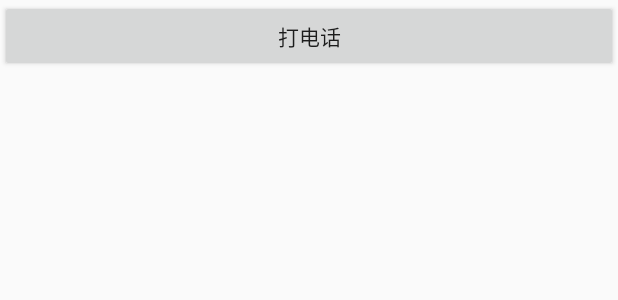
After one commit to HeroLBJ/Include_Android, an Android app: the layout activity_runtime_permission.xml on its own in the app's theme, with its tools: preview values and no code run, on a phone screen of 412 x 824 dp. The commit adds this screen. Shown: the top 300 px of the screen. Run offline under Robolectric (Android 15) with nearby library versions, the phone set to English and light mode, and no system bars.

Commit message:
6.0运行时权限

```diff
--- a/Include_Android/app/src/main/AndroidManifest.xml
+++ b/Include_Android/app/src/main/AndroidManifest.xml
@@ -5,6 +5,8 @@
 
     <!-- 网络权限 -->
     <uses-permission android:name="android.permission.INTERNET" />
+    <!-- 拨打电话权限 -->
+    <uses-permission android:name="android.permission.CALL_PHONE" />
 
     <application
         android:allowBackup="true"
@@ -22,6 +24,7 @@
             </intent-filter>
         </activity>
         <activity android:name=".material.FloatingActionButtonActivity" />
+        <activity android:name=".feature.new6.RuntimePermissionActivity" />
     </application>
 
 </manifest>
--- /dev/null
+++ b/Include_Android/app/src/main/res/layout/activity_runtime_permission.xml
@@ -0,0 +1,13 @@
+<?xml version="1.0" encoding="utf-8"?>
+<LinearLayout xmlns:android="http://schemas.android.com/apk/res/android"
+    android:layout_width="match_parent"
+    android:layout_height="match_parent"
+    android:orientation="vertical">
+
+    <Button
+        android:layout_width="match_parent"
+        android:layout_height="wrap_content"
+        android:onClick="onOpenCall"
+        android:text="打电话" />
+
+</LinearLayout>
```
Also changed, not shown: Include_Android/app/src/main/java/perfect/android/MainActivity.java (+7 -1 lines), Include_Android/app/src/main/java/perfect/android/feature/new6/RuntimePermissionActivity.java (added, +66 -0 lines).
